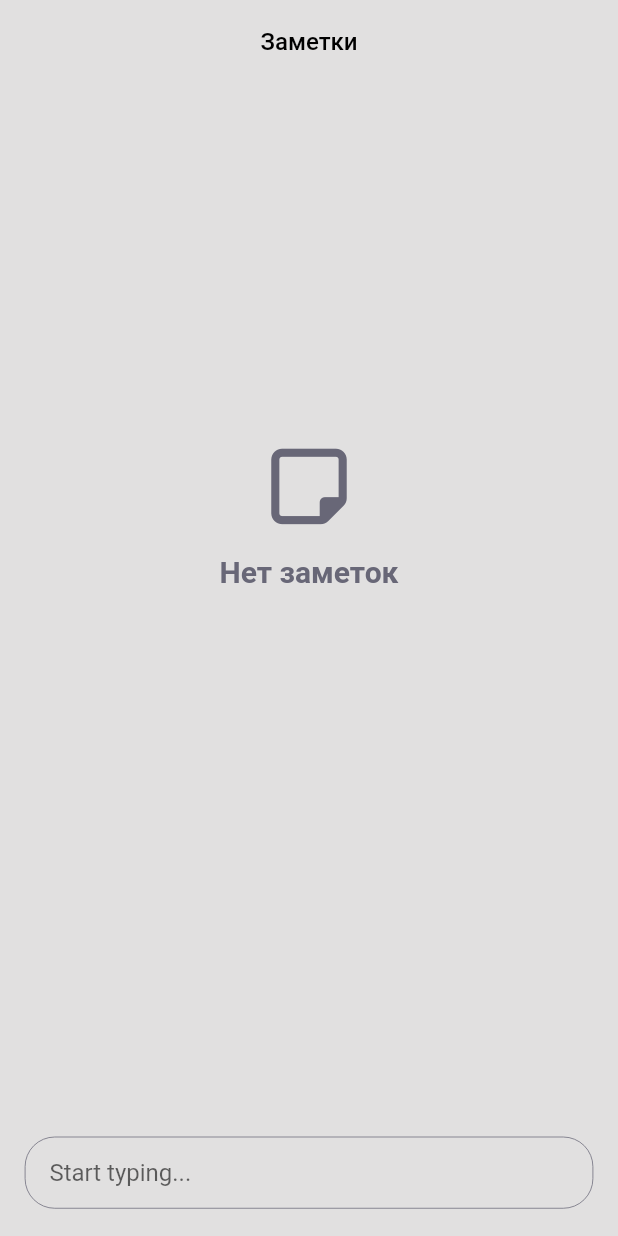
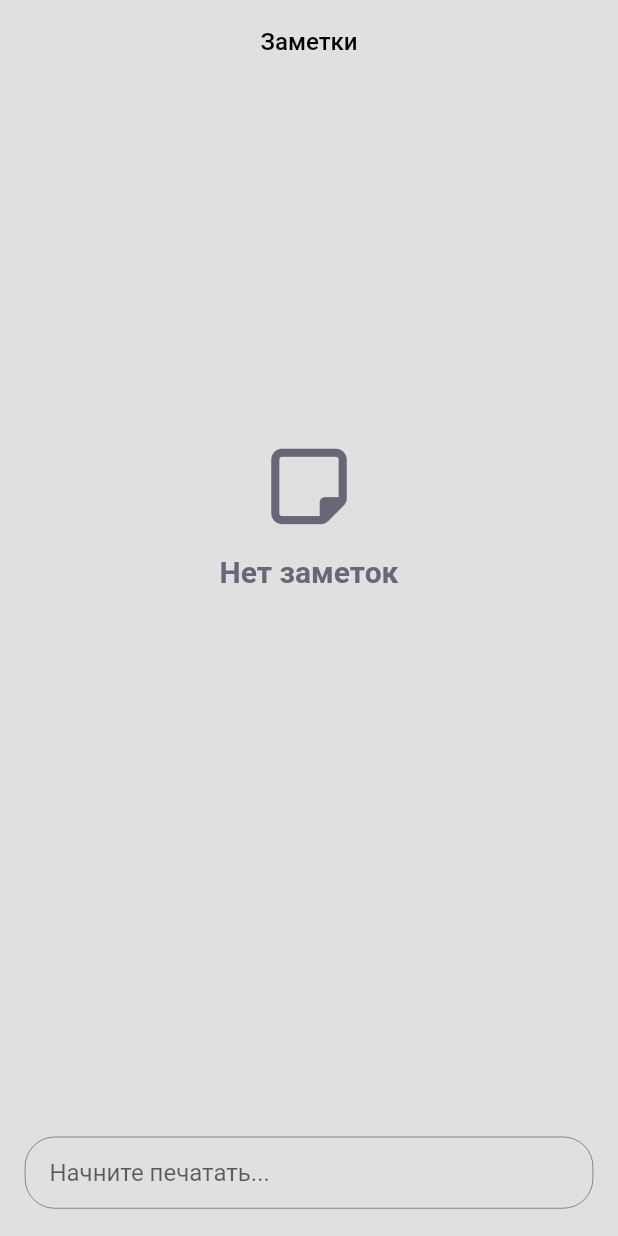
Before and after one commit to duldiev/notes_app, a Flutter app: the screen it shows after launch, on a phone screen of 412 x 824 dp. Run offline on Flutter 3.47's test engine with Material 2 defaults, Android fonts, the phone set to English and light mode, and no system bars; our stand-ins replace auto_route, bloc, dartz, equatable, flutter_bloc, flutter_slidable and 9 more; accounts and stored records are empty.

Commit message:
final version i guess

```diff
--- a/lib/src/presentation/blocs/note_list_bloc/note_list_bloc.dart
+++ b/lib/src/presentation/blocs/note_list_bloc/note_list_bloc.dart
@@ -39,7 +39,7 @@ class NoteListBloc extends Bloc<NoteListEvent, NoteListState> {
     log(notes.toString());
     List<NotesByDate> orderedNotes = [];
     notes
-        .map((note) => DateFormat('d MMM').format(note.createdAt))
+        .map((note) => DateFormat('d MMMM').format(note.createdAt))
         .toSet()
         .forEach(
           (day) => orderedNotes.add(
@@ -51,7 +51,7 @@ class NoteListBloc extends Bloc<NoteListEvent, NoteListState> {
         );
     for (var i = 0; i < orderedNotes.length; i++) {
       for (var j = 0; j < notes.length; j++) {
-        final day = DateFormat('d MMM').format(notes[j].createdAt);
+        final day = DateFormat('d MMMM').format(notes[j].createdAt);
         if (orderedNotes[i].dateTitle == day) {
           orderedNotes[i].notes.add(notes[j]);
         }
--- a/lib/src/presentation/screens/notes_screen.dart
+++ b/lib/src/presentation/screens/notes_screen.dart
@@ -68,14 +68,8 @@ class _NoteListView extends StatelessWidget {
 
   @override
   Widget build(BuildContext context) {
-    return RefreshIndicator(
-      onRefresh: () async => context.read<NoteListBloc>().add(
-            const GetList(),
-          ),
-      color: AppColors.primary,
-      child: SingleChildScrollView(
+    return SingleChildScrollView(
       clipBehavior: Clip.none,
-        physics: const AlwaysScrollableScrollPhysics(),
       child: Column(
         crossAxisAlignment: CrossAxisAlignment.stretch,
         children: [
@@ -113,7 +107,6 @@ class _NoteListView extends StatelessWidget {
           ),
         ],
       ),
-      ),
     );
   }
 }
--- a/lib/src/presentation/widgets/note_typing.dart
+++ b/lib/src/presentation/widgets/note_typing.dart
@@ -91,7 +91,7 @@ class _NoteTypingState extends State<NoteTyping> {
                       )
                     : null,
                 border: InputBorder.none,
-                hintText: "Start typing...",
+                hintText: "Начните печатать...",
                 focusedBorder: _border(),
                 enabledBorder: _border(),
                 disabledBorder: _border(),
```
Lines whose indentation alone changed are shown as unchanged.
